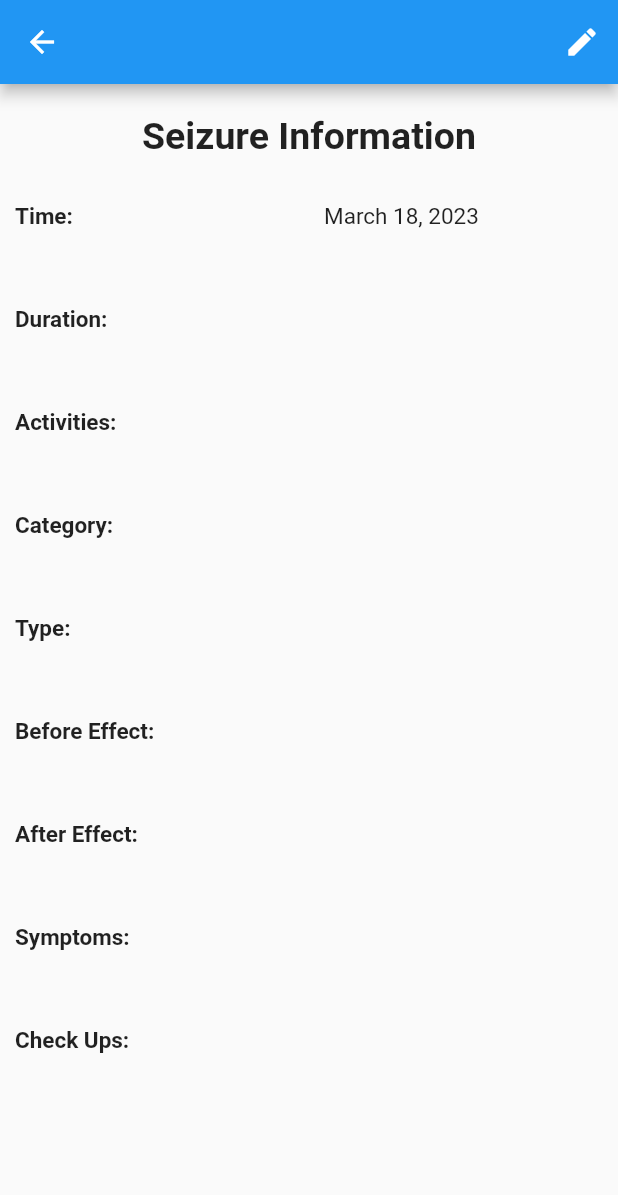
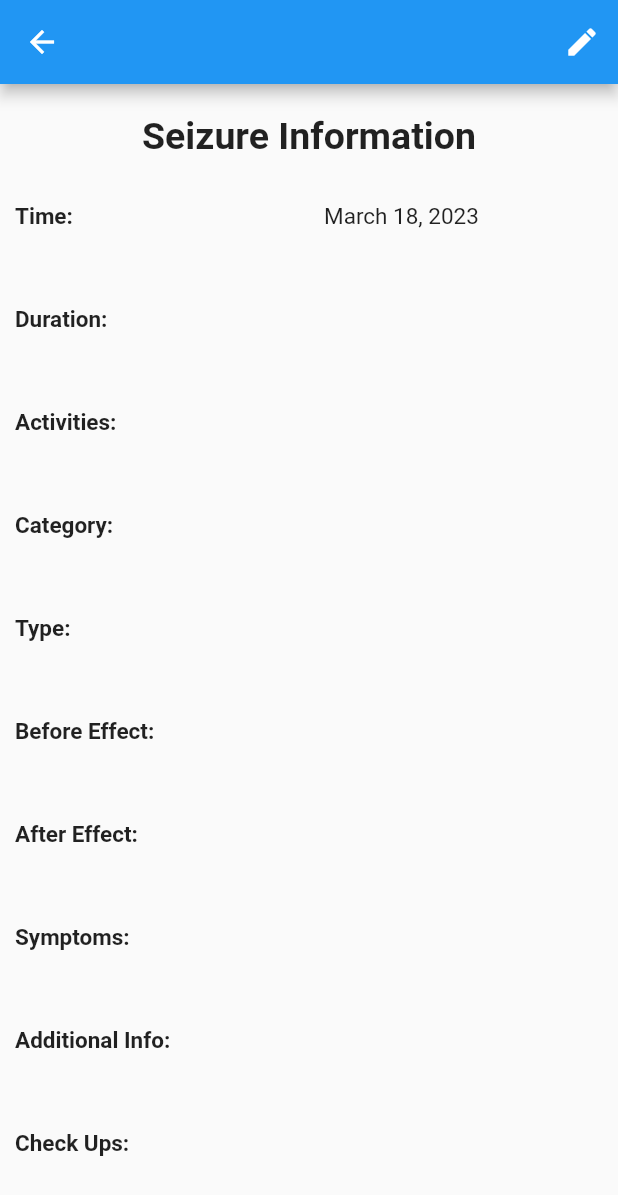
Before and after one commit to shmaiii/epilog-ubclaunchpad, a Flutter app: the entryDetail screen opened directly with empty values, on a phone screen of 412 x 824 dp. Shown: the top 1195 px of the screen. Run offline on Flutter 3.47's test engine with Material 2 defaults, Android fonts, the phone set to English and light mode, and no system bars; our stand-ins replace flutter_datetime_picker, flutter_secure_storage; missing offline and left inert: flutter_picker; accounts and stored records are empty; network calls fail.

Commit message:
Changing some of the small details of the entries page

```diff
--- a/client/lib/pages/entryDetail.dart
+++ b/client/lib/pages/entryDetail.dart
@@ -167,6 +167,8 @@ class _editState extends State<entryDetail> with AutomaticKeepAliveClientMixin {
                       _gridChildrenContainerValue(entry.afterEffects),
                       _gridChildrenContainerKey("Symptoms:"),
                       _gridChildrenContainerValue(entry.symptoms),
+                      _gridChildrenContainerKey("Additional Info:"),
+                      _gridChildrenContainerValue(entry.additionalInfo),
                       _gridChildrenContainerKey("Check Ups:"),
                     ],
                   ),
--- a/client/lib/pages/entryEdit.dart
+++ b/client/lib/pages/entryEdit.dart
@@ -411,8 +411,8 @@ class _EntryEditPageState extends State<entryEdit> {
                       child: Text(
                         'Check Ups',
                         style: TextStyle(
-                          fontSize: 24.0,
-                          fontWeight: FontWeight.normal,
+                          fontSize: 16.0,
+                          fontWeight: FontWeight.w300,
                         ),
                       )),
                   for (var checkUp in _checkUpsValues.keys)
```
Also changed, not shown: 1 other file.
